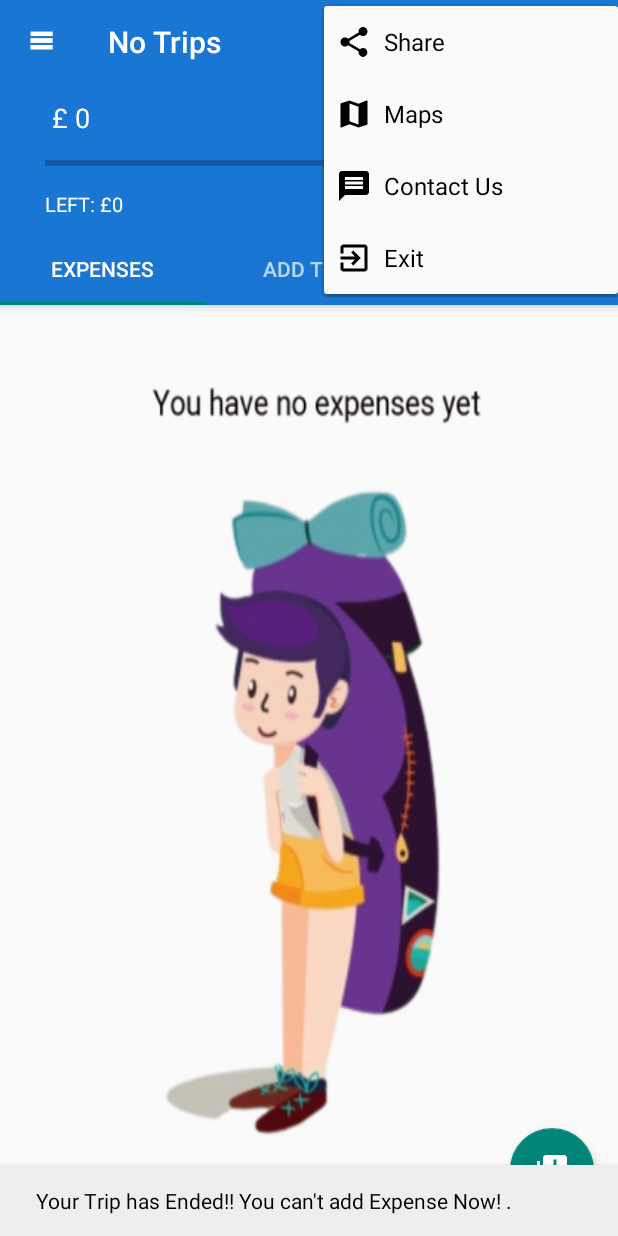
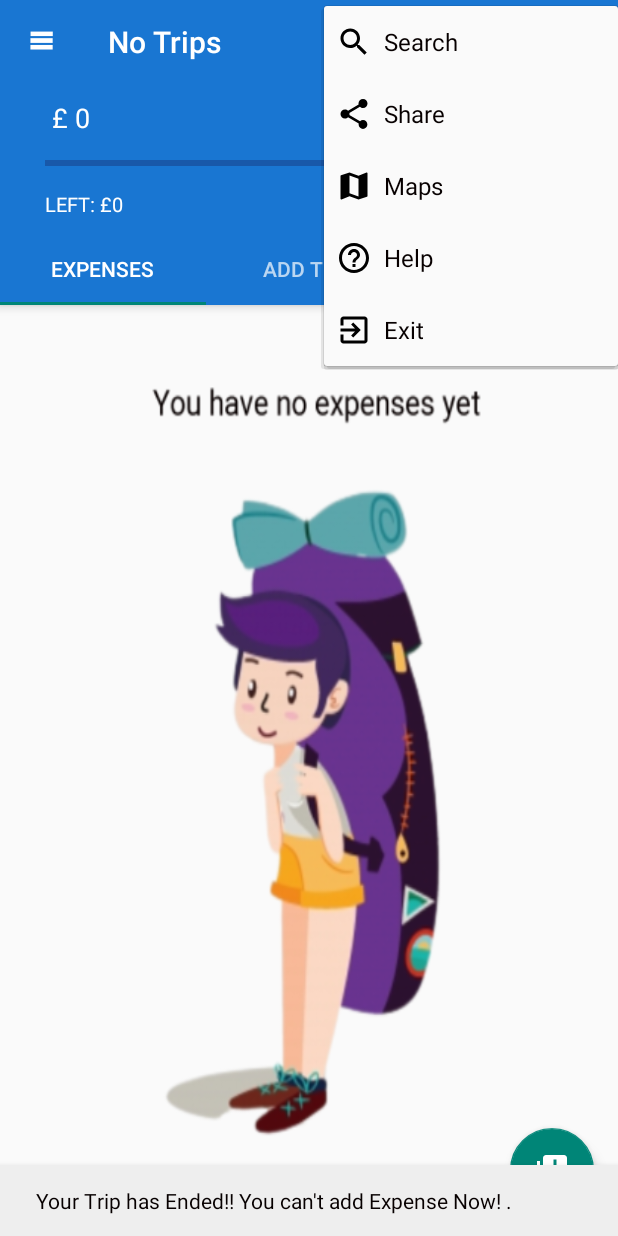
Before and after one commit to zolmkoz/mExpense_v1.0, an Android app: the MainActivity screen opened directly, with no data from a screen before it, after a tap on an icon or button, on a phone screen of 412 x 824 dp. Run offline under Robolectric (Android 15) with nearby library versions, the phone set to English and light mode, and no system bars; 1 statement that could not run was skipped; 1 other tap on this screen came first.

```diff
--- a/app/src/main/AndroidManifest.xml
+++ b/app/src/main/AndroidManifest.xml
@@ -36,7 +36,6 @@
                 <category android:name="android.intent.category.LAUNCHER" />
             </intent-filter>
         </activity>
-        <activity android:name=".TestActivity" />
         <activity
             android:name=".MainActivity"
             android:theme="@style/AppCompatTheme" />
--- a/app/src/main/java/com/example/tabactivity/MainActivity.java
+++ b/app/src/main/java/com/example/tabactivity/MainActivity.java
@@ -220,7 +220,7 @@ public class MainActivity extends AppCompatActivity  implements LocationListener
 
     @Override
     public void onProviderDisabled(String provider) {
-        Toast.makeText(this, "Disbaled", Toast.LENGTH_SHORT).show();
+        Toast.makeText(this, "Disable", Toast.LENGTH_SHORT).show();
 
     }
     @Override
@@ -268,7 +268,7 @@ public class MainActivity extends AppCompatActivity  implements LocationListener
                     PackageManager.GET_META_DATA);
 
             sharingIntent.putExtra(android.content.Intent.EXTRA_SUBJECT, "M-Expense - Manage your Trip Expenses here");
-            sharingIntent.putExtra(Intent.EXTRA_STREAM, Uri.parse("file://"+appInfo.publicSourceDir));
+            sharingIntent.putExtra(Intent.EXTRA_STREAM, Uri.parse(""+appInfo.publicSourceDir));
             startActivity(Intent.createChooser(sharingIntent, "Share via"));
 
 
--- /dev/null
+++ b/app/src/main/res/drawable/ic_baseline_search_24.xml
@@ -0,0 +1,5 @@
+<vector android:height="24dp" android:tint="#000000"
+    android:viewportHeight="24" android:viewportWidth="24"
+    android:width="24dp" xmlns:android="http://schemas.android.com/apk/res/android">
+    <path android:fillColor="@android:color/white" android:pathData="M15.5,14h-0.79l-0.28,-0.27C15.41,12.59 16,11.11 16,9.5 16,5.91 13.09,3 9.5,3S3,5.91 3,9.5 5.91,16 9.5,16c1.61,0 3.09,-0.59 4.23,-1.57l0.27,0.28v0.79l5,4.99L20.49,19l-4.99,-5zM9.5,14C7.01,14 5,11.99 5,9.5S7.01,5 9.5,5 14,7.01 14,9.5 11.99,14 9.5,14z"/>
+</vector>
--- a/app/src/main/res/layout/custom_action_bar.xml
+++ b/app/src/main/res/layout/custom_action_bar.xml
@@ -15,7 +15,7 @@
         <ImageView
             android:layout_width="30dp"
             android:layout_height="30dp"
-            android:src="@drawable/home" />
+            android:src="@drawable/budgetpoundendland" />
 
         <TextView
             android:id="@+id/name"
--- a/app/src/main/res/layout/fragment_main.xml
+++ b/app/src/main/res/layout/fragment_main.xml
@@ -14,6 +14,7 @@
         android:layout_marginStart="@dimen/activity_horizontal_margin"
         android:layout_marginTop="@dimen/activity_vertical_margin"
         android:layout_marginEnd="@dimen/activity_horizontal_margin"
+        android:text="LIST"
         android:layout_marginBottom="@dimen/activity_vertical_margin"
         app:layout_constraintLeft_toLeftOf="parent"
         app:layout_constraintTop_toTopOf="@+id/constraintLayout"
--- a/app/src/main/res/menu/main_menu.xml
+++ b/app/src/main/res/menu/main_menu.xml
@@ -41,9 +41,14 @@
                 android:icon="@drawable/ic_exit_to_app_black_24dp"
                 android:orderInCategory="100"
                 android:title="Exit" />
+            <item
+                android:id="@+id/action_search"
+                android:title="Search"
+                android:icon="@drawable/ic_baseline_search_24"
+                app:showAsAction="always"
+                app:actionViewClass="android.widget.SearchView" />
 
         </menu>
     </item>
 
-
 </menu>
--- a/build.gradle
+++ b/build.gradle
@@ -7,7 +7,7 @@ buildscript {
 
     }
     dependencies {
-        classpath 'com.android.tools.build:gradle:7.2.1'
+        classpath 'com.android.tools.build:gradle:7.3.1'
 
         // NOTE: Do not place your application dependencies here; they belong
         // in the individual module build.gradle files
```
Also changed, not shown: app/src/main/java/com/example/tabactivity/TestActivity.java (deleted, +0 -13 lines), app/src/main/res/layout/activity_test.xml (deleted, +0 -9 lines), gradle/wrapper/gradle-wrapper.properties.
